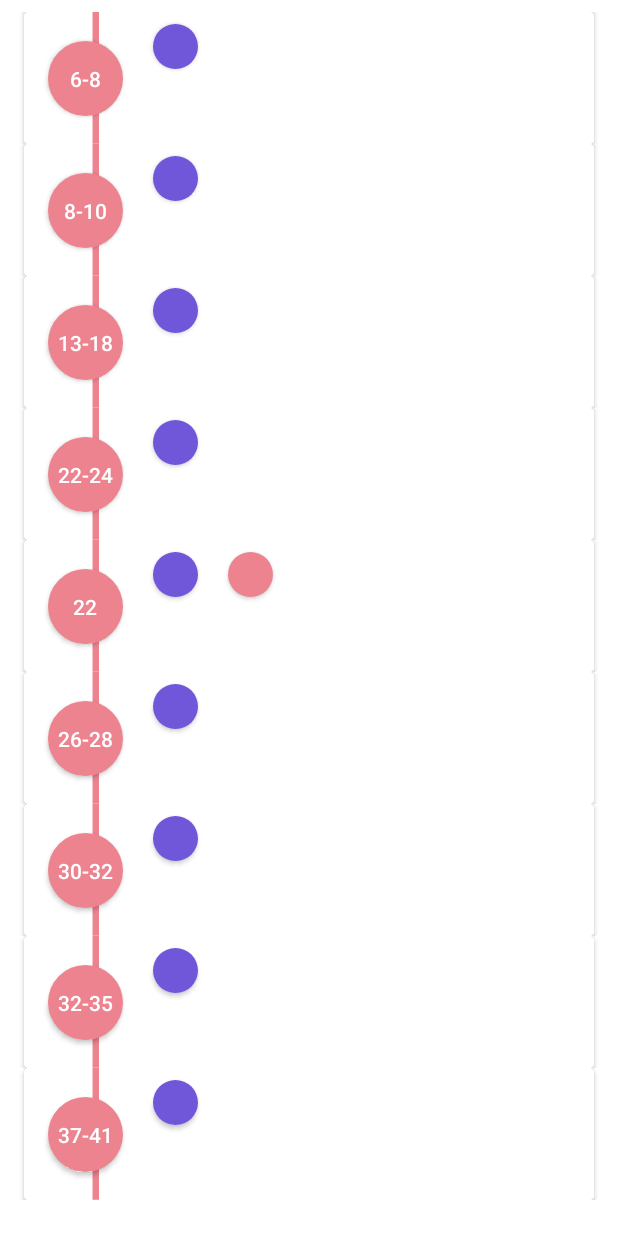
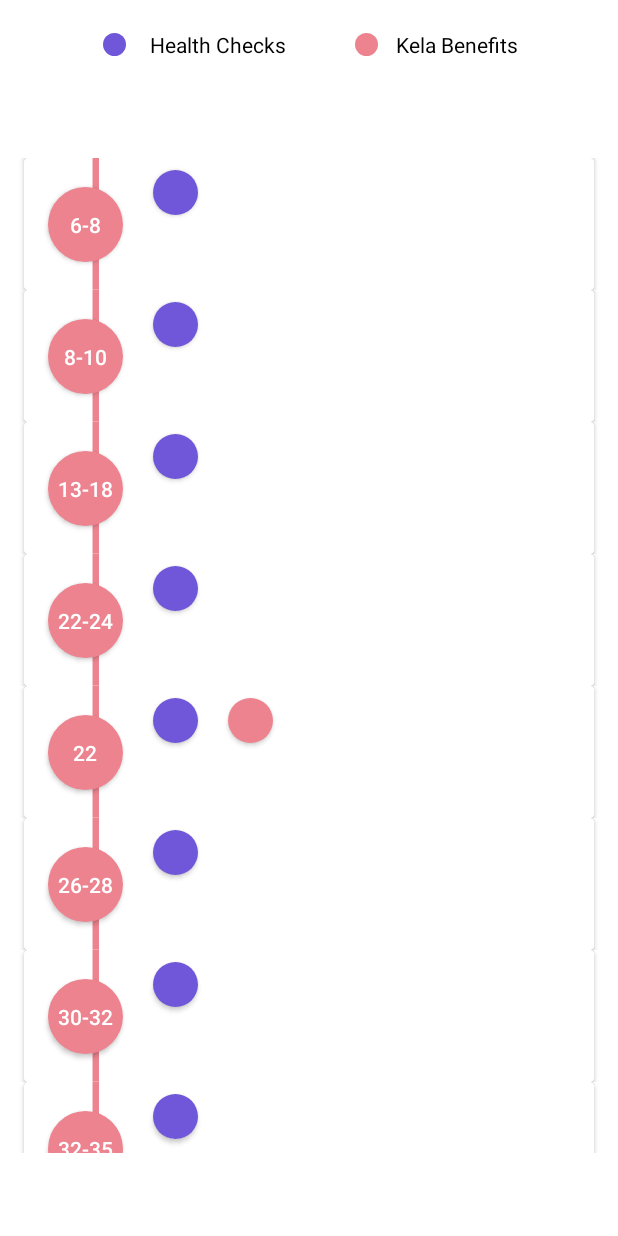
Before and after one commit to KakiGit/Eir, an Android app: the ToDoList screen opened directly, with no data from a screen before it, on a phone screen of 412 x 824 dp. Run offline under Robolectric (Android 15) with nearby library versions, the phone set to English and light mode, and no system bars; libraries missing offline, so code that uses them is left out: com.github.florent37.materialviewpager; 1 statement that could not run was skipped.

Commit message:
bug fix and ui update

```diff
--- a/app/src/main/java/hackton/health/eir/Enter.java
+++ b/app/src/main/java/hackton/health/eir/Enter.java
@@ -19,6 +19,7 @@ import com.google.gson.JsonElement;
 
 import org.json.JSONArray;
 
+import java.lang.reflect.Array;
 import java.util.ArrayList;
 import java.util.Locale;
 
@@ -174,6 +175,7 @@ public class Enter extends AppCompatActivity implements SDKListener {
                 }
                 Log.d(TAG,"exercises:" +" ::: " + count);
                 TestData.getInstance().addExec(count);
+
                 if(count<120){
                     healthScore.setText("Exec "+String.valueOf(count)+" min"+"\n<120 min this week\n more exercise!");
                 } else  {
--- a/app/src/main/java/hackton/health/eir/TestData.java
+++ b/app/src/main/java/hackton/health/eir/TestData.java
@@ -133,4 +133,8 @@ public class TestData {
     public void addExec(int n){
         numberOfExercise.add(n);
     }
+
+    public static ArrayList<Integer> getNumberOfExercise() {
+        return numberOfExercise;
+    }
 }
--- a/app/src/main/res/layout/todolist.xml
+++ b/app/src/main/res/layout/todolist.xml
@@ -11,7 +11,7 @@
     <android.support.v7.widget.RecyclerView
         android:id="@+id/todolistrecycview"
         android:layout_width="0dp"
-        android:layout_height="0dp"
+        android:layout_height="663dp"
         android:layout_marginStart="8dp"
         android:layout_marginTop="8dp"
         android:layout_marginEnd="8dp"
@@ -20,5 +20,71 @@
         app:layout_constraintBottom_toBottomOf="parent"
         app:layout_constraintEnd_toEndOf="parent"
         app:layout_constraintStart_toStartOf="parent"
-        app:layout_constraintTop_toTopOf="parent" />
+        app:layout_constraintTop_toBottomOf="@+id/constraintLayout" />
+
+    <android.support.constraint.ConstraintLayout
+        android:id="@+id/constraintLayout"
+        android:layout_width="395dp"
+        android:layout_height="42dp"
+        android:layout_marginStart="8dp"
+        android:layout_marginTop="8dp"
+        android:layout_marginEnd="8dp"
+        app:layout_constraintEnd_toEndOf="parent"
+        app:layout_constraintStart_toStartOf="parent"
+        app:layout_constraintTop_toTopOf="parent">
+
+        <ImageView
+            android:id="@+id/imageView2"
+            android:layout_width="wrap_content"
+            android:layout_height="wrap_content"
+            android:layout_marginStart="60dp"
+            android:layout_marginTop="8dp"
+            android:layout_marginBottom="8dp"
+            app:layout_constraintBottom_toBottomOf="parent"
+            app:layout_constraintStart_toStartOf="parent"
+            app:layout_constraintTop_toTopOf="parent"
+            app:layout_constraintVertical_bias="0.545"
+            app:srcCompat="@drawable/begin" />
+
+        <ImageView
+            android:id="@+id/imageView3"
+            android:layout_width="wrap_content"
+            android:layout_height="wrap_content"
+            android:layout_marginStart="228dp"
+            android:layout_marginTop="8dp"
+            android:layout_marginBottom="8dp"
+            app:layout_constraintBottom_toBottomOf="parent"
+            app:layout_constraintStart_toStartOf="parent"
+            app:layout_constraintTop_toTopOf="parent"
+            app:layout_constraintVertical_bias="0.545"
+            app:srcCompat="@drawable/pink" />
+
+        <TextView
+            android:id="@+id/textView2"
+            android:layout_width="wrap_content"
+            android:layout_height="wrap_content"
+            android:layout_marginStart="12dp"
+            android:layout_marginTop="8dp"
+            android:layout_marginBottom="8dp"
+            android:text="Kela Benefits"
+            android:textColor="@android:color/black"
+            app:layout_constraintBottom_toBottomOf="parent"
+            app:layout_constraintStart_toEndOf="@+id/imageView3"
+            app:layout_constraintTop_toTopOf="parent"
+            app:layout_constraintVertical_bias="0.571" />
+
+        <TextView
+            android:id="@+id/textView6"
+            android:layout_width="wrap_content"
+            android:layout_height="wrap_content"
+            android:layout_marginStart="16dp"
+            android:layout_marginTop="8dp"
+            android:layout_marginBottom="8dp"
+            android:text="Health Checks"
+            android:textColor="@android:color/black"
+            app:layout_constraintBottom_toBottomOf="parent"
+            app:layout_constraintStart_toEndOf="@+id/imageView2"
+            app:layout_constraintTop_toTopOf="parent"
+            app:layout_constraintVertical_bias="0.571" />
+    </android.support.constraint.ConstraintLayout>
 </android.support.constraint.ConstraintLayout>
```
